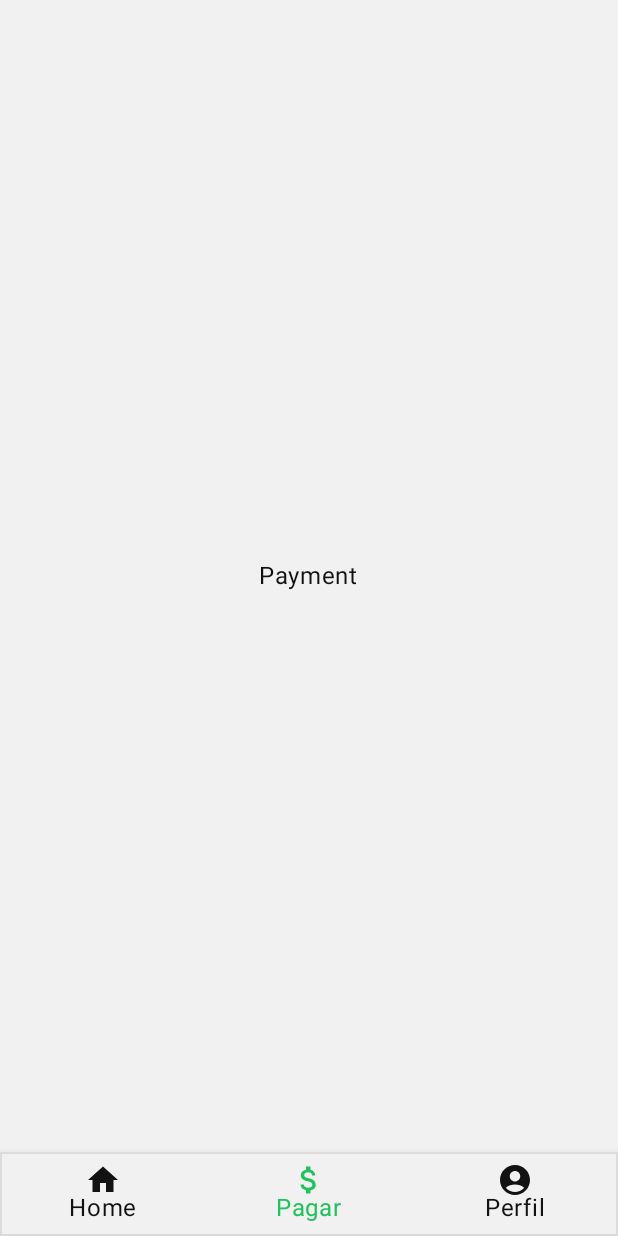
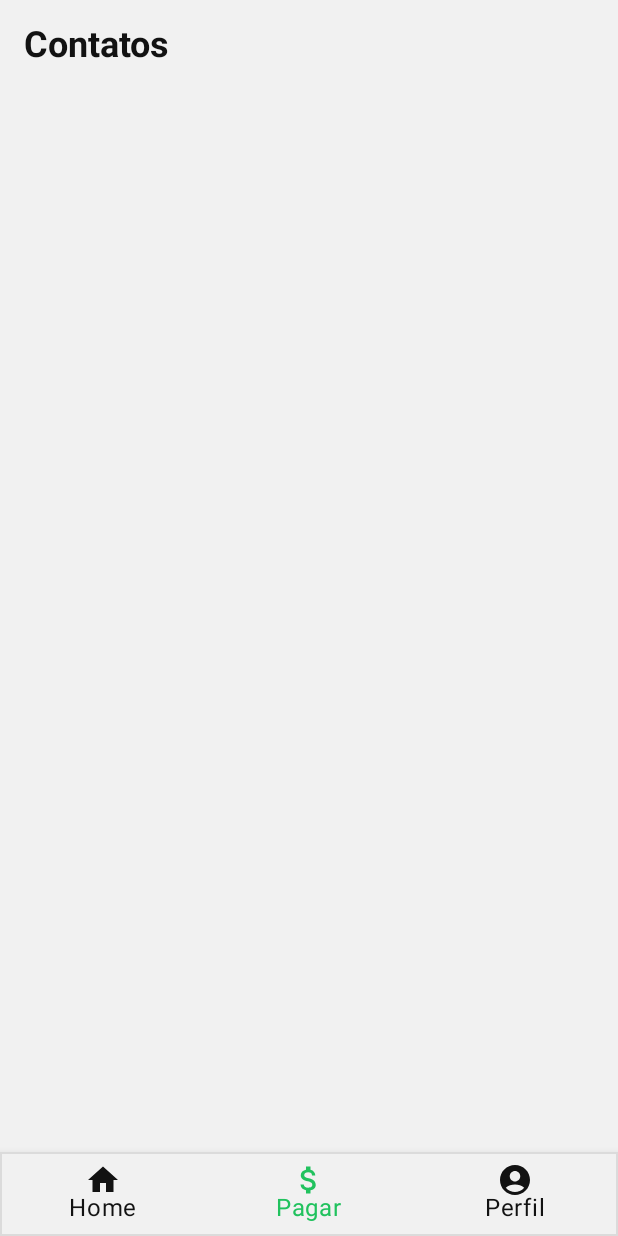
Before and after one commit to rodolfoHOk/dio.picpayclone-app, an Android app built with Jetpack Compose: the composable BottomNavScaffold shown on its own in the app's theme, item 2 of the bottom bar chosen, on a phone screen of 412 x 824 dp. Run offline under Robolectric (Android 15) with nearby library versions, the phone set to English and light mode, and no system bars.

Commit message:
refactor: separate ui components and ui screens

```diff
--- a/app/src/main/java/br/com/dio/picpaycloneapp/ui/MainActivity.kt
+++ b/app/src/main/java/br/com/dio/picpaycloneapp/ui/MainActivity.kt
@@ -16,8 +16,8 @@ import androidx.lifecycle.lifecycleScope
 import androidx.lifecycle.repeatOnLifecycle
 import androidx.navigation.NavGraph.Companion.findStartDestination
 import androidx.navigation.compose.rememberNavController
-import br.com.dio.picpaycloneapp.ui.login.LoginUiAction
-import br.com.dio.picpaycloneapp.ui.login.LoginViewModel
+import br.com.dio.picpaycloneapp.ui.screens.login.LoginUiAction
+import br.com.dio.picpaycloneapp.ui.screens.login.LoginViewModel
 import br.com.dio.picpaycloneapp.ui.theme.PicPayCloneAppTheme
 import dagger.hilt.android.AndroidEntryPoint
 import kotlinx.coroutines.launch
--- a/app/src/main/java/br/com/dio/picpaycloneapp/ui/MainNavHost.kt
+++ b/app/src/main/java/br/com/dio/picpaycloneapp/ui/MainNavHost.kt
@@ -9,7 +9,7 @@ import androidx.navigation.NavHostController
 import androidx.navigation.compose.NavHost
 import androidx.navigation.compose.composable
 import br.com.dio.picpaycloneapp.ui.bottom_nav.BottomNavScaffold
-import br.com.dio.picpaycloneapp.ui.login.LoginScreen
+import br.com.dio.picpaycloneapp.ui.screens.login.LoginScreen
 
 @Composable
 fun MainNavHost(
--- a/app/src/main/java/br/com/dio/picpaycloneapp/ui/bottom_nav/BottomNavHost.kt
+++ b/app/src/main/java/br/com/dio/picpaycloneapp/ui/bottom_nav/BottomNavHost.kt
@@ -6,9 +6,9 @@ import androidx.navigation.NavController
 import androidx.navigation.NavHostController
 import androidx.navigation.compose.NavHost
 import androidx.navigation.compose.composable
-import br.com.dio.picpaycloneapp.ui.home.HomeScreen
-import br.com.dio.picpaycloneapp.ui.payment.PaymentScreen
-import br.com.dio.picpaycloneapp.ui.profile.ProfileScreen
+import br.com.dio.picpaycloneapp.ui.screens.home.HomeScreen
+import br.com.dio.picpaycloneapp.ui.screens.payment.PaymentScreen
+import br.com.dio.picpaycloneapp.ui.screens.profile.ProfileScreen
 
 @Composable
 fun BottomNavHost(navController: NavController, modifier: Modifier, goToLogin: () -> Unit) {
--- a/app/src/main/java/br/com/dio/picpaycloneapp/components/StyledTextField.kt
+++ b/app/src/main/java/br/com/dio/picpaycloneapp/ui/components/StyledTextField.kt
@@ -1,4 +1,4 @@
-package br.com.dio.picpaycloneapp.components
+package br.com.dio.picpaycloneapp.ui.components
 
 import androidx.compose.foundation.layout.fillMaxWidth
 import androidx.compose.foundation.layout.padding
--- a/app/src/main/java/br/com/dio/picpaycloneapp/ui/payment/PaymentScreen.kt
+++ /dev/null
@@ -1,23 +0,0 @@
-package br.com.dio.picpaycloneapp.ui.payment
-
-import androidx.compose.foundation.layout.Arrangement
-import androidx.compose.foundation.layout.Box
-import androidx.compose.foundation.layout.Column
-import androidx.compose.foundation.layout.fillMaxSize
-import androidx.compose.material3.Text
-import androidx.compose.runtime.Composable
-import androidx.compose.ui.Alignment
-import androidx.compose.ui.Modifier
-
-@Composable
-fun PaymentScreen() {
-    Box(modifier = Modifier.fillMaxSize()) {
-        Column(
-            modifier = Modifier.fillMaxSize(),
-            verticalArrangement = Arrangement.Center,
-            horizontalAlignment = Alignment.CenterHorizontally
-        ) {
-            Text(text = "Payment")
-        }
-    }
-}
--- a/app/src/main/java/br/com/dio/picpaycloneapp/ui/home/HomeScreen.kt
+++ b/app/src/main/java/br/com/dio/picpaycloneapp/ui/screens/home/HomeScreen.kt
@@ -1,4 +1,4 @@
-package br.com.dio.picpaycloneapp.ui.home
+package br.com.dio.picpaycloneapp.ui.screens.home
 
 import androidx.compose.foundation.layout.Arrangement
 import androidx.compose.foundation.layout.Box
--- a/app/src/main/java/br/com/dio/picpaycloneapp/ui/login/LoginScreen.kt
+++ b/app/src/main/java/br/com/dio/picpaycloneapp/ui/screens/login/LoginScreen.kt
@@ -1,4 +1,4 @@
-package br.com.dio.picpaycloneapp.ui.login
+package br.com.dio.picpaycloneapp.ui.screens.login
 
 import androidx.activity.ComponentActivity
 import androidx.compose.foundation.Image
@@ -26,7 +26,7 @@ import androidx.compose.ui.text.input.KeyboardType
 import androidx.compose.ui.unit.dp
 import androidx.lifecycle.viewmodel.compose.viewModel
 import br.com.dio.picpaycloneapp.R
-import br.com.dio.picpaycloneapp.components.StyledTextField
+import br.com.dio.picpaycloneapp.ui.components.StyledTextField
 
 @Composable
 fun LoginScreen(
--- a/app/src/main/java/br/com/dio/picpaycloneapp/ui/login/LoginViewModel.kt
+++ b/app/src/main/java/br/com/dio/picpaycloneapp/ui/screens/login/LoginViewModel.kt
@@ -1,4 +1,4 @@
-package br.com.dio.picpaycloneapp.ui.login
+package br.com.dio.picpaycloneapp.ui.screens.login
 
 import androidx.compose.runtime.getValue
 import androidx.compose.runtime.mutableStateOf
--- /dev/null
+++ b/app/src/main/java/br/com/dio/picpaycloneapp/ui/screens/payment/PaymentScreen.kt
@@ -0,0 +1,29 @@
+package br.com.dio.picpaycloneapp.ui.screens.payment
+
+import androidx.compose.foundation.layout.Box
+import androidx.compose.foundation.layout.Column
+import androidx.compose.foundation.layout.fillMaxSize
+import androidx.compose.foundation.layout.padding
+import androidx.compose.material3.Text
+import androidx.compose.runtime.Composable
+import androidx.compose.ui.Modifier
+import androidx.compose.ui.text.TextStyle
+import androidx.compose.ui.text.font.FontWeight
+import androidx.compose.ui.unit.dp
+import androidx.compose.ui.unit.sp
+
+@Composable
+fun PaymentScreen() {
+    Box(modifier = Modifier.fillMaxSize()) {
+        Column(
+            modifier = Modifier
+                .fillMaxSize()
+                .padding(top = 16.dp, start = 16.dp, end = 16.dp),
+        ) {
+            Text(
+                text = "Contatos",
+                style = TextStyle(fontSize = 24.sp, fontWeight = FontWeight.Bold)
+            )
+        }
+    }
+}
--- a/app/src/main/java/br/com/dio/picpaycloneapp/ui/profile/ProfileScreen.kt
+++ b/app/src/main/java/br/com/dio/picpaycloneapp/ui/screens/profile/ProfileScreen.kt
@@ -1,4 +1,4 @@
-package br.com.dio.picpaycloneapp.ui.profile
+package br.com.dio.picpaycloneapp.ui.screens.profile
 
 import androidx.compose.foundation.layout.Arrangement
 import androidx.compose.foundation.layout.Box
```
